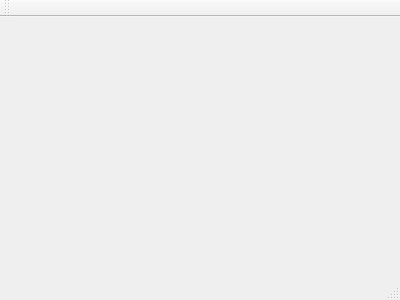
First picture: the form in mainwindow.ui, repository ErdtR/HeroScript, before the edit.
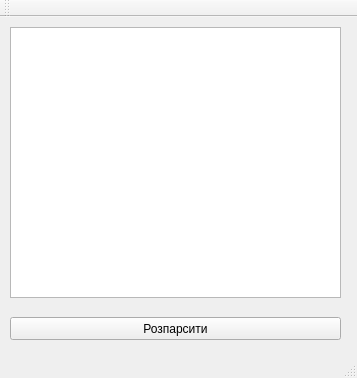
Second picture: the form after the edit.

The edit to the form file:
```diff
--- a/mainwindow.ui
+++ b/mainwindow.ui
@@ -1,24 +1,73 @@
 <ui version="4.0">
  <class>MainWindow</class>
- <widget class="QMainWindow" name="MainWindow" >
-  <property name="geometry" >
+ <widget class="QMainWindow" name="MainWindow">
+  <property name="geometry">
    <rect>
     <x>0</x>
     <y>0</y>
-    <width>400</width>
-    <height>300</height>
+    <width>357</width>
+    <height>378</height>
    </rect>
   </property>
   <property name="windowTitle" >
    <string>MainWindow</string>
   </property>
-  <widget class="QMenuBar" name="menuBar" />
-  <widget class="QToolBar" name="mainToolBar" />
-  <widget class="QWidget" name="centralWidget" />
-  <widget class="QStatusBar" name="statusBar" />
+  <widget class="QWidget" name="centralWidget">
+   <widget class="QTextEdit" name="textEdit">
+    <property name="geometry">
+     <rect>
+      <x>10</x>
+      <y>10</y>
+      <width>331</width>
+      <height>271</height>
+     </rect>
+    </property>
+    <property name="html">
+     <string>&lt;!DOCTYPE HTML PUBLIC &quot;-//W3C//DTD HTML 4.0//EN&quot; &quot;http://www.w3.org/TR/REC-html40/strict.dtd&quot;&gt;
+&lt;html&gt;&lt;head&gt;&lt;meta name=&quot;qrichtext&quot; content=&quot;1&quot; /&gt;&lt;style type=&quot;text/css&quot;&gt;
+p, li { white-space: pre-wrap; }
+&lt;/style&gt;&lt;/head&gt;&lt;body style=&quot; font-family:'MS Shell Dlg 2'; font-size:8.25pt; font-weight:400; font-style:normal;&quot;&gt;
+&lt;p style=&quot;-qt-paragraph-type:empty; margin-top:0px; margin-bottom:0px; margin-left:0px; margin-right:0px; -qt-block-indent:0; text-indent:0px; font-family:'Console MS Shell Dlg 2'; font-size:10pt;&quot;&gt;&lt;br /&gt;&lt;/p&gt;&lt;/body&gt;&lt;/html&gt;</string>
+    </property>
+    <property name="tabStopWidth">
+     <number>20</number>
+    </property>
+   </widget>
+   <widget class="QPushButton" name="pushButton">
+    <property name="geometry">
+     <rect>
+      <x>10</x>
+      <y>300</y>
+      <width>331</width>
+      <height>23</height>
+     </rect>
+    </property>
+    <property name="text">
+     <string>Розпарсити</string>
+    </property>
+   </widget>
+  </widget>
+  <widget class="QMenuBar" name="menuBar">
+   <property name="geometry">
+    <rect>
+     <x>0</x>
+     <y>0</y>
+     <width>357</width>
+     <height>21</height>
+    </rect>
+   </property>
+  </widget>
+  <widget class="QToolBar" name="mainToolBar">
+   <attribute name="toolBarArea">
+    <enum>TopToolBarArea</enum>
+   </attribute>
+   <attribute name="toolBarBreak">
+    <bool>false</bool>
+   </attribute>
+  </widget>
+  <widget class="QStatusBar" name="statusBar"/>
  </widget>
- <layoutDefault spacing="6" margin="11" />
- <pixmapfunction></pixmapfunction>
+ <layoutdefault spacing="6" margin="11"/>
  <resources/>
  <connections/>
 </ui>
```
Left out of the diff: 3 changed lines with no effect on the pictures.
